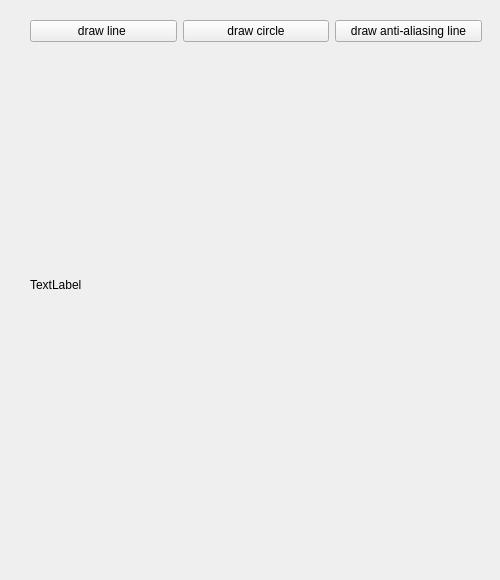
Qt form gui_game/game.ui (criminalking/raster_graphics) before a commit.
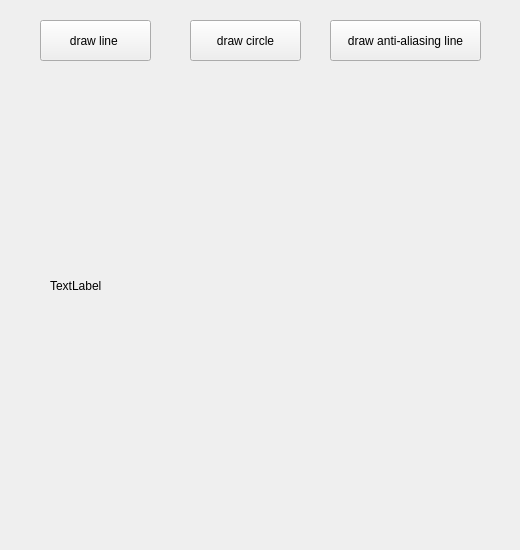
The same form after that commit.

Diff of the .ui file:
```diff
--- a/gui_game/game.ui
+++ b/gui_game/game.ui
@@ -6,59 +6,62 @@
    <rect>
     <x>0</x>
     <y>0</y>
-    <width>500</width>
-    <height>580</height>
+    <width>520</width>
+    <height>550</height>
    </rect>
   </property>
   <property name="windowTitle">
    <string>Form</string>
   </property>
-  <widget class="QWidget" name="verticalLayoutWidget">
-   <property name="geometry">
-    <rect>
-     <x>30</x>
-     <y>20</y>
-     <width>452</width>
-     <height>501</height>
-    </rect>
-   </property>
-   <layout class="QVBoxLayout" name="verticalLayout" stretch="1,7">
-    <item>
-     <layout class="QHBoxLayout" name="horizontalLayout" stretch="1,1,1">
-      <property name="spacing">
-       <number>-1</number>
-      </property>
-      <property name="leftMargin">
-       <number>0</number>
-      </property>
-      <property name="bottomMargin">
-       <number>0</number>
-      </property>
-      <item>
        <widget class="QPushButton" name="lineButton">
+   <property name="geometry">
+    <rect>
+     <x>40</x>
+     <y>20</y>
+     <width>111</width>
+     <height>41</height>
+    </rect>
+   </property>
         <property name="text">
          <string>draw line </string>
         </property>
        </widget>
-      </item>
-      <item>
        <widget class="QPushButton" name="circleButton">
+   <property name="geometry">
+    <rect>
+     <x>190</x>
+     <y>20</y>
+     <width>111</width>
+     <height>41</height>
+    </rect>
+   </property>
         <property name="text">
          <string>draw circle</string>
         </property>
        </widget>
-      </item>
-      <item>
        <widget class="QPushButton" name="antiButton">
+   <property name="geometry">
+    <rect>
+     <x>330</x>
+     <y>20</y>
+     <width>151</width>
+     <height>41</height>
+    </rect>
+   </property>
         <property name="text">
          <string>draw anti-aliasing line</string>
         </property>
        </widget>
-      </item>
-     </layout>
-    </item>
-    <item>
-     <layout class="QVBoxLayout" name="pieceLayout">
+  <widget class="QWidget" name="">
+   <property name="geometry">
+    <rect>
+     <x>50</x>
+     <y>70</y>
+     <width>421</width>
+     <height>431</height>
+    </rect>
+   </property>
+   <layout class="QVBoxLayout" name="verticalLayout">
       <item>
        <widget class="QLabel" name="label">
         <property name="text">
@@ -67,8 +70,6 @@
        </widget>
       </item>
      </layout>
-    </item>
-   </layout>
   </widget>
  </widget>
  <resources/>
```
Left out of the diff: 8 changed lines with no effect on the pictures. Lines whose indentation alone changed are shown as unchanged.
